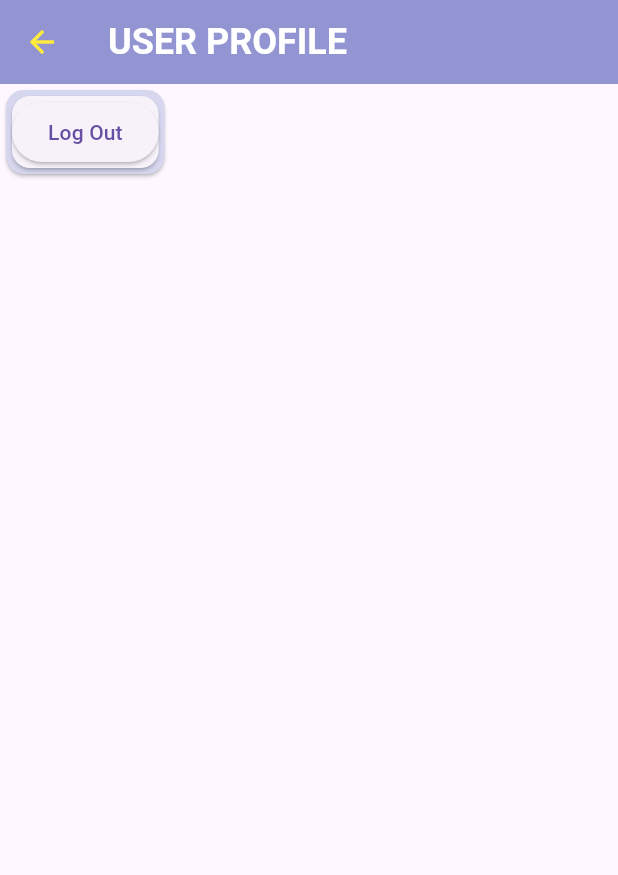
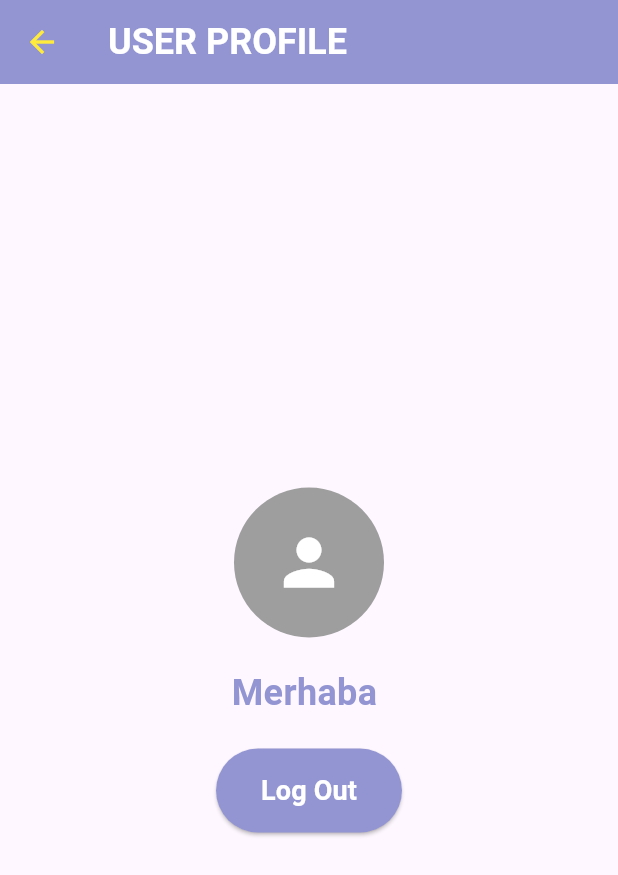
Before and after one commit to Cahidenuryalcin/todoApp, a Flutter app: the screen it shows once a user with an empty profile is signed in, item 3 of the bottom bar chosen, on a phone screen of 412 x 824 dp. Shown: the top 875 px of the screen. Run offline on Flutter 3.47's test engine with Material 3 defaults, Android fonts, the phone set to English and light mode, and no system bars; our stand-ins replace firebase_auth, firebase_core, flutter_secure_storage, google_fonts; missing offline and left inert: firebase_auth_platform_interface; accounts and stored records are empty; Roboto replaces fonts that are missing (Montserrat).

Commit message:
28.05.24

```diff
--- a/lib/provider/auth_provider.dart
+++ b/lib/provider/auth_provider.dart
@@ -2,21 +2,20 @@ import 'package:flutter/material.dart';
 import 'package:firebase_auth/firebase_auth.dart';
 import 'package:flutter_secure_storage/flutter_secure_storage.dart';
 
+class AuthProvider with ChangeNotifier {
+  final FirebaseAuth _auth = FirebaseAuth.instance;
+  User? _user;
+  final FlutterSecureStorage storage = const FlutterSecureStorage();
 
-class AuthProvider with ChangeNotifier {
-  final FirebaseAuth _auth = FirebaseAuth.instance; // _auth => firebaseauth özelliğini kullanmak için değişken
-  User? _user; // user değişkeni
-  final FlutterSecureStorage storage = const FlutterSecureStorage(); // oturumun açık kalması içün
-
-  User? get user => _user; //_user'a eriş, ama deiştireme
+  User? get user => _user;
 
   AuthProvider() {
-    _auth.authStateChanges().listen(_onAuthStateChanged); // sınıfın constructor'ı, kullanıcı işlemleri yaptığında durum değişimi için tetiklenir
+    _auth.authStateChanges().listen(_onAuthStateChanged);
   }
 
-  Future<void> _onAuthStateChanged(User? user) async { // kullanıcı oturum durumu değiştiğinde, user varsa user null olmaktan çıkar ve tüm arayüzlere bildirilir
+  Future<void> _onAuthStateChanged(User? user) async {
     _user = user;
-     if (user != null) {
+    if (user != null) {
       await storage.write(key: 'uid', value: user.uid);
     } else {
       await storage.delete(key: 'uid');
@@ -24,44 +23,39 @@ class AuthProvider with ChangeNotifier {
     notifyListeners();
   }
 
-  Future<UserCredential> loginUserEmailAndPassword(
-      String email, String password) async {
-    UserCredential userCredential = await _auth.signInWithEmailAndPassword(
-        email: email, password: password);
+  Future<UserCredential> loginUserEmailAndPassword(String email, String password) async {
+    UserCredential userCredential = await _auth.signInWithEmailAndPassword(email: email, password: password);
     _user = userCredential.user;
     return userCredential;
   }
 
-
-  Future<UserCredential> createUserEmailAndPassword(
-      String email, String password, String name) async {
-    UserCredential userCredential = await _auth
-        .createUserWithEmailAndPassword(email: email, password: password);
+  Future<UserCredential> createUserEmailAndPassword(String email, String password, String name) async {
+    UserCredential userCredential = await _auth.createUserWithEmailAndPassword(email: email, password: password);
     await userCredential.user?.updateDisplayName(name);
-    _user = userCredential.user;
+    await userCredential.user?.reload();  // Reload the user to ensure the display name is updated
+    _user = _auth.currentUser;  // Update the current user instance
 
     if (!_user!.emailVerified) {
       _user?.sendEmailVerification();
     }
+    notifyListeners();  // Notify listeners after user is updated
     return userCredential;
   }
 
-
   Future<void> signOutUser() async {
     await _auth.signOut();
-     _user = null;
+    _user = null;
     await storage.delete(key: 'uid');
     notifyListeners();
     debugPrint("cikis yapildi");
   }
 
-   Future<void> deleteUser() async{
-    if (_auth.currentUser!= null) {
-       await _auth.currentUser!.delete();
-       debugPrint("kullanıcı silindi");
-    }else{
+  Future<void> deleteUser() async {
+    if (_auth.currentUser != null) {
+      await _auth.currentUser!.delete();
+      debugPrint("kullanıcı silindi");
+    } else {
       debugPrint("önce kayit ol ");
     }
-
   }
 }
--- a/lib/user_profile.dart
+++ b/lib/user_profile.dart
@@ -2,9 +2,7 @@ import 'package:flutter/material.dart';
 import 'package:provider/provider.dart';
 import 'package:todo_app/app_constanst.dart';
 import 'package:todo_app/main.dart';
-
 import 'package:todo_app/provider/auth_provider.dart' as my_auth;
-
 
 class UserProfile extends StatefulWidget {
   const UserProfile({super.key});
@@ -16,12 +14,13 @@ class UserProfile extends StatefulWidget {
 class _UserProfileState extends State<UserProfile> {
   @override
   Widget build(BuildContext context) {
+    final authProvider = Provider.of<my_auth.AuthProvider>(context);
+    final userName = authProvider.user?.displayName ?? 'Kullanıcı';
+
     return Scaffold(
-
       appBar: AppBar(
         iconTheme: const IconThemeData(
-            color: Colors
-                .yellow,
+          color: Colors.yellow,
         ),
         backgroundColor: Sabitler.appbarColor,
         title: const Text(
@@ -34,29 +33,59 @@ class _UserProfileState extends State<UserProfile> {
           ),
         ),
       ),
-        body: Card(
-        color: Sabitler.backgroundColor,
-
-          child: Card(
-
-            child:ElevatedButton(
+      body: Center(
+        child: Column(
+          mainAxisAlignment: MainAxisAlignment.center,
+          children: <Widget>[
+            const CircleAvatar(
+              radius: 50,
+              backgroundColor: Colors.grey,
+              child: Icon(
+                Icons.person,
+                size: 50,
+                color: Colors.white,
+              ),
+            ),
+            const SizedBox(height: 20),
+            Text(
+              'Merhaba $userName',
+              style: TextStyle(
+                fontFamily: "Montserrat",
+                fontSize: 24,
+                fontWeight: FontWeight.bold,
+                color: Sabitler.appbarColor,
+              ),
+            ),
+            const SizedBox(height: 20),
+            ElevatedButton(
               onPressed: () {
                 _logOut();
               },
-              child: Text('Log Out'),
+              style: ElevatedButton.styleFrom(
+                backgroundColor: Sabitler.floatingActionButtonColor,
+                padding: const EdgeInsets.symmetric(horizontal: 30, vertical: 15),
+              ),
+              child: Text(
+                'Log Out',
+                style: TextStyle(
+                  fontSize: 18,
+                  fontWeight: FontWeight.bold,
+                  color: Sabitler.tabbarColor,
                 ),
               ),
             ),
+          ],
+        ),
+      ),
     );
-
   }
 
   void _logOut() {
     final authProvider = Provider.of<my_auth.AuthProvider>(context, listen: false);
-    authProvider.signOutUser(); // Oturumu sonlandır
+    authProvider.signOutUser();
     Navigator.pushReplacement(
       context,
-        MaterialPageRoute(builder: (context) => InitialScreen()),
+      MaterialPageRoute(builder: (context) =>  InitialScreen()),
     );
   }
 }
```
Lines whose indentation alone changed are shown as unchanged.
